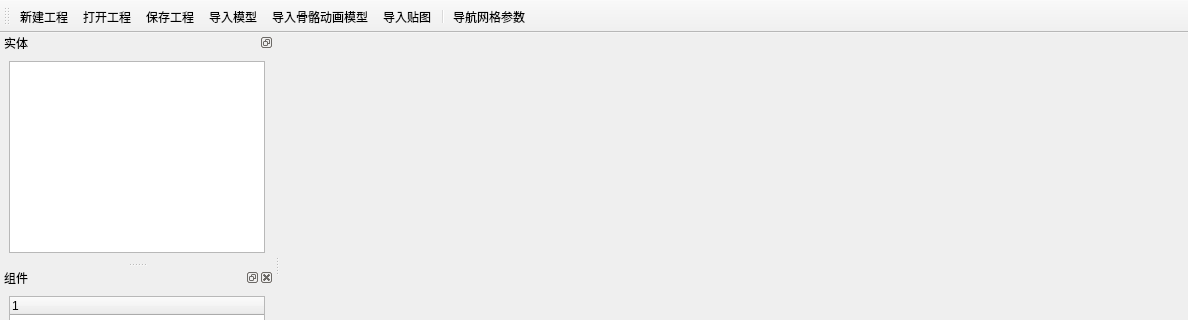
Above: src/Runtime/MainWindow.ui from StoneHappy/for_graduation before the change; both pictures show x 0 to 1188 and y 0 to 320 of the 1188 by 823 pixel window. Below: the same form after it.
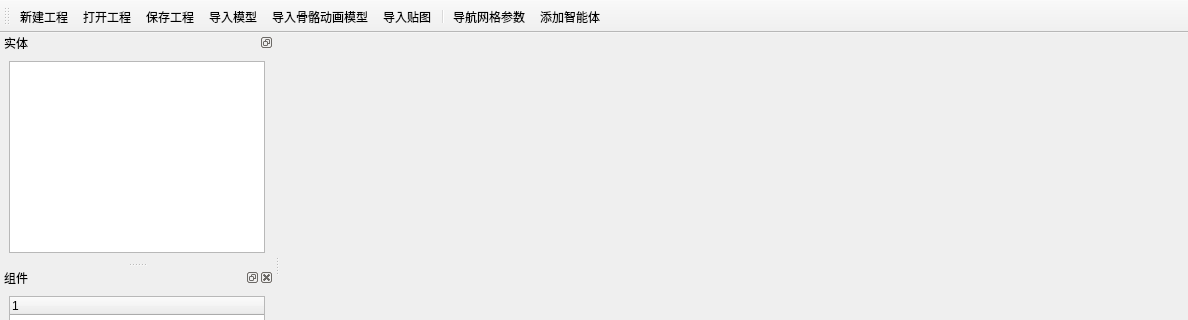
That is the form after the change. Icons and pictures are not drawn. Custom widgets are drawn as their Qt base class.

Commit message: ✨ feat: add agent dlg

Diff of the .ui file:
```diff
--- a/src/Runtime/MainWindow.ui
+++ b/src/Runtime/MainWindow.ui
@@ -40,6 +40,7 @@
    <addaction name="actImportTexture"/>
    <addaction name="separator"/>
    <addaction name="actNavmeshParam"/>
+   <addaction name="actAddAgent"/>
   </widget>
   <widget class="QDockWidget" name="dockEntity">
    <property name="features">
@@ -387,6 +388,15 @@
     <string>添加骨骼动画模型到实体</string>
    </property>
   </action>
+  <action name="actAddAgent">
+   <property name="icon">
+    <iconset resource="../../resources/resources.qrc">
+     <normaloff>:/images/addAgent.png</normaloff>:/images/addAgent.png</iconset>
+   </property>
+   <property name="text">
+    <string>添加智能体</string>
+   </property>
+  </action>
  </widget>
  <customwidgets>
   <customwidget>
```
The commit also changes 8 other files.
